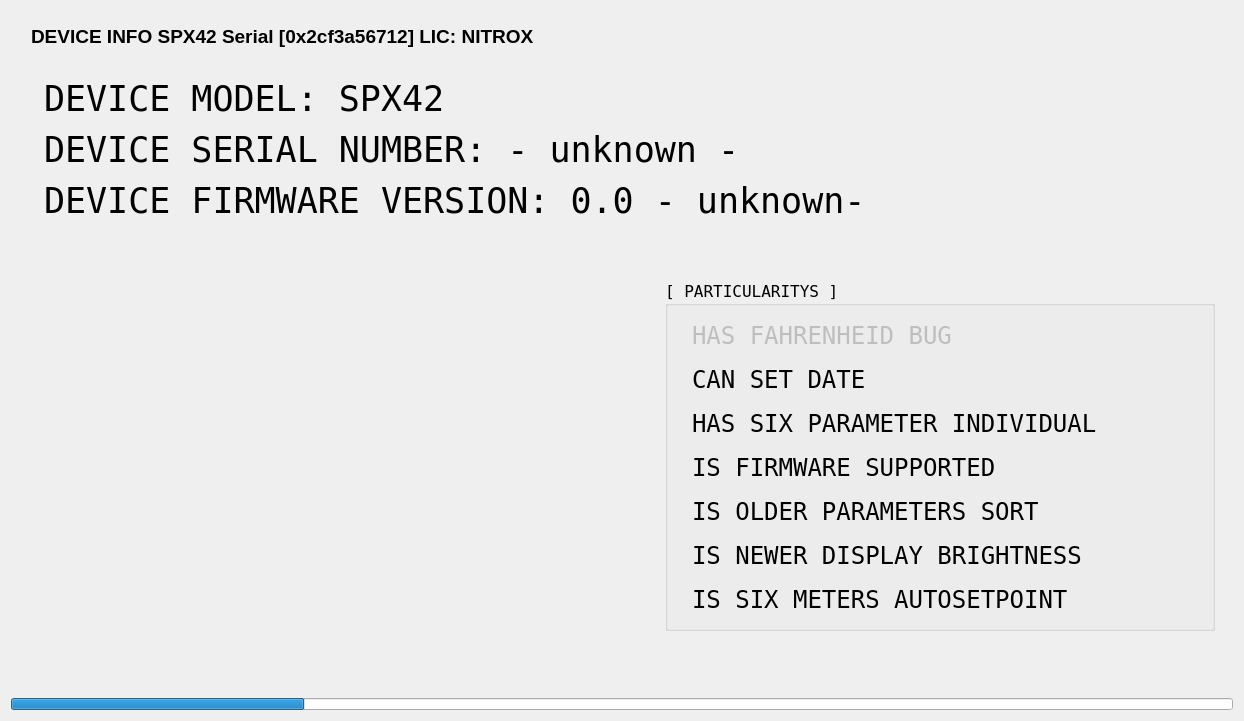
The window that src/ui/DeviceInfoFragment.ui (dmarc0001/spx42Control) describes before a commit, drawn with Qt 5.
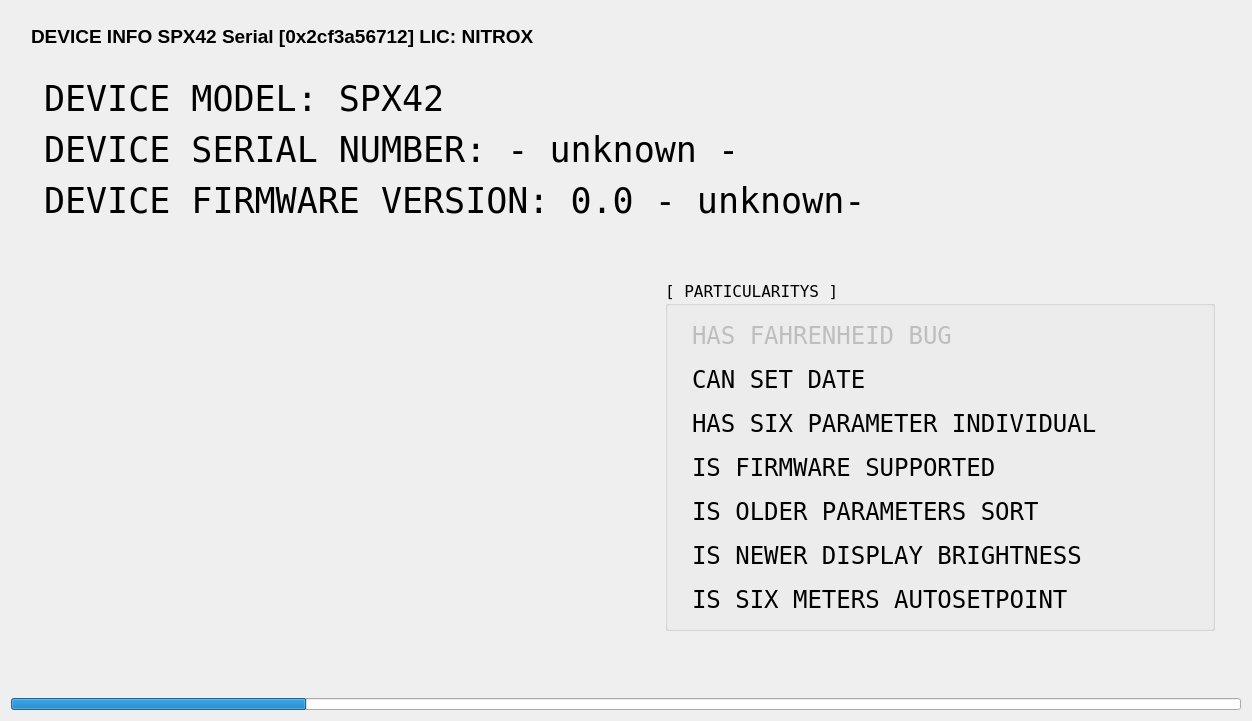
The same window after the commit. Icons and pictures are not drawn.

```diff
--- a/src/ui/DeviceInfoFragment.ui
+++ b/src/ui/DeviceInfoFragment.ui
@@ -6,7 +6,7 @@
    <rect>
     <x>0</x>
     <y>0</y>
-    <width>1182</width>
+    <width>1252</width>
     <height>721</height>
    </rect>
   </property>
```
Left out of the diff: 8 changed lines with no effect on the pictures.
